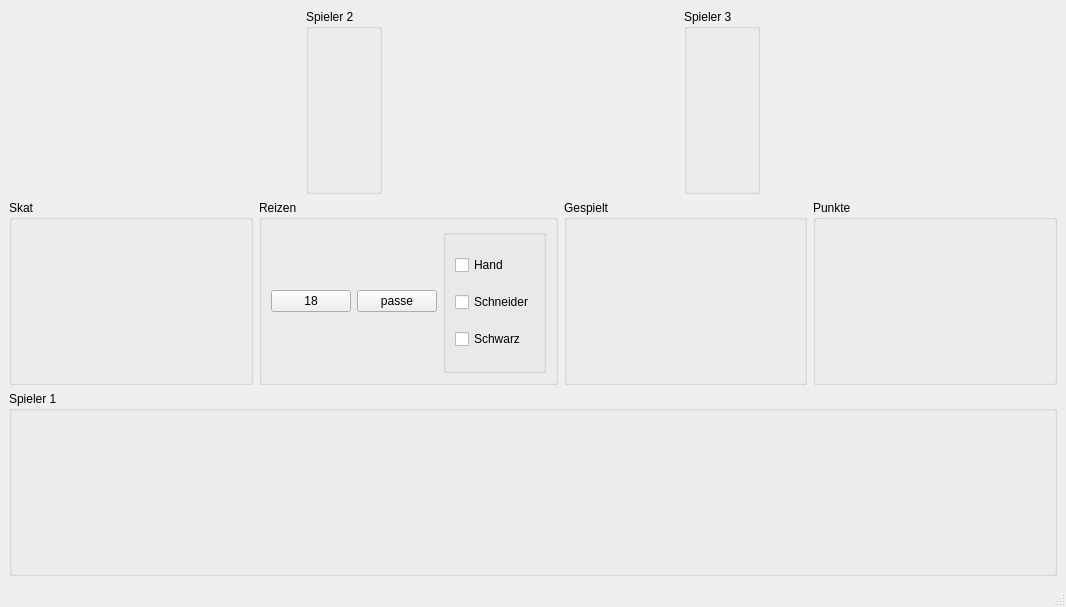
Old version of the form src/table.ui in the repository squawk7x/QuteSkatGame.
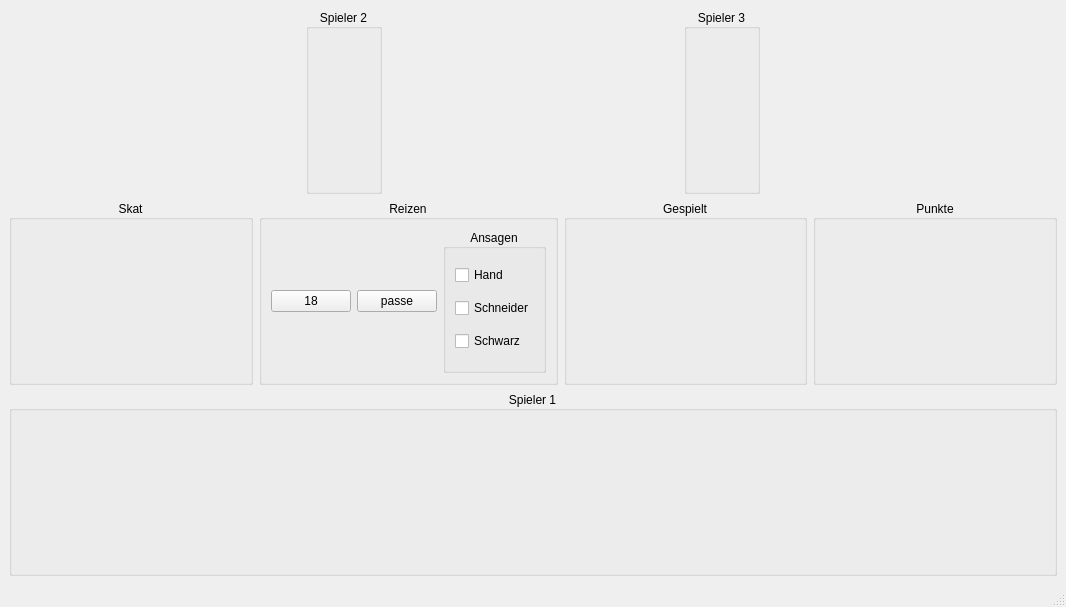
New version of the form.

Commit message: Table and initGame

```diff
--- a/src/table.ui
+++ b/src/table.ui
@@ -35,6 +35,9 @@
         <property name="title">
          <string>Spieler 2</string>
         </property>
+        <property name="alignment">
+         <set>Qt::AlignmentFlag::AlignCenter</set>
+        </property>
        </widget>
       </item>
       <item>
@@ -55,6 +58,9 @@
         <property name="title">
          <string>Spieler 3</string>
         </property>
+        <property name="alignment">
+         <set>Qt::AlignmentFlag::AlignCenter</set>
+        </property>
        </widget>
       </item>
       <item>
@@ -79,6 +85,9 @@
         <property name="title">
          <string>Skat</string>
         </property>
+        <property name="alignment">
+         <set>Qt::AlignmentFlag::AlignCenter</set>
+        </property>
        </widget>
       </item>
       <item>
@@ -86,6 +95,9 @@
         <property name="title">
          <string>Reizen</string>
         </property>
+        <property name="alignment">
+         <set>Qt::AlignmentFlag::AlignCenter</set>
+        </property>
         <layout class="QHBoxLayout" name="horizontalLayout_4">
          <item>
           <widget class="QPushButton" name="pushButton">
@@ -104,7 +116,10 @@
          <item>
           <widget class="QGroupBox" name="groupBox_8">
            <property name="title">
-            <string/>
+            <string>Ansagen</string>
+           </property>
+           <property name="alignment">
+            <set>Qt::AlignmentFlag::AlignCenter</set>
            </property>
            <layout class="QVBoxLayout" name="verticalLayout">
             <item>
@@ -139,6 +154,9 @@
         <property name="title">
          <string>Gespielt</string>
         </property>
+        <property name="alignment">
+         <set>Qt::AlignmentFlag::AlignCenter</set>
+        </property>
        </widget>
       </item>
       <item>
@@ -146,6 +164,9 @@
         <property name="title">
          <string>Punkte</string>
         </property>
+        <property name="alignment">
+         <set>Qt::AlignmentFlag::AlignCenter</set>
+        </property>
        </widget>
       </item>
      </layout>
@@ -157,6 +178,9 @@
         <property name="title">
          <string>Spieler 1</string>
         </property>
+        <property name="alignment">
+         <set>Qt::AlignmentFlag::AlignCenter</set>
+        </property>
        </widget>
       </item>
      </layout>
```
Left out of the diff: 26 changed lines with no effect on the pictures. The commit also changes 3 other files.
